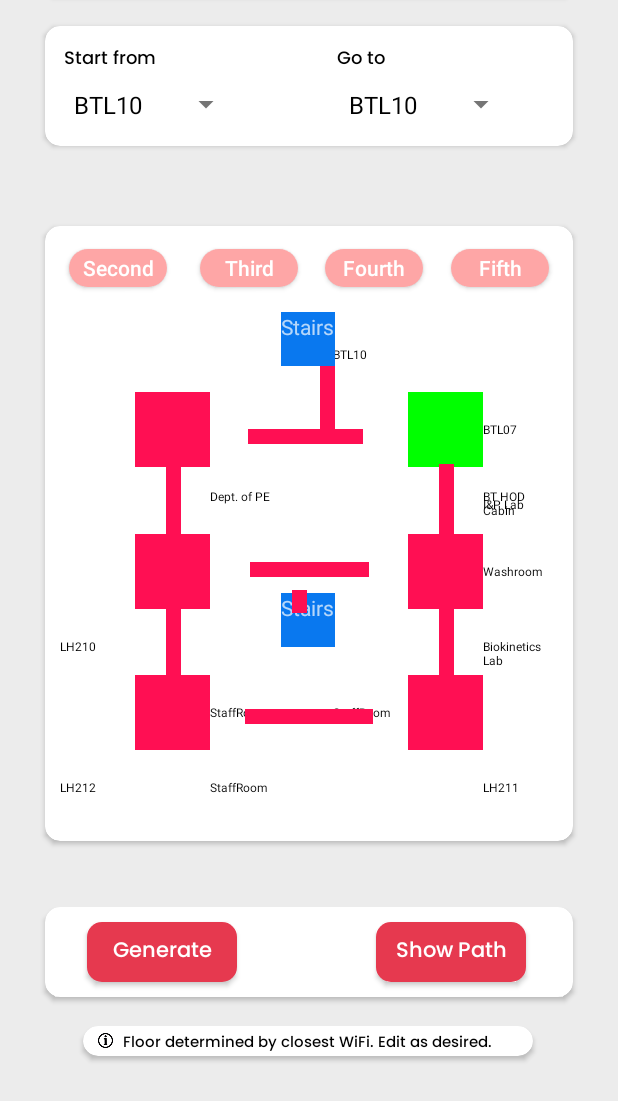
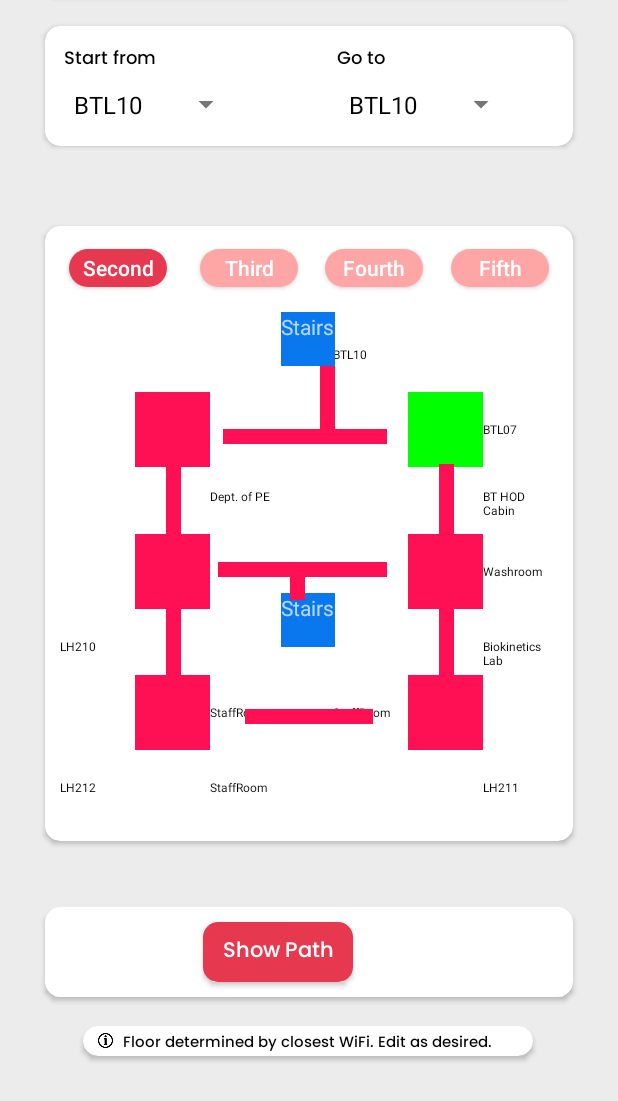
Before and after one commit to nagarajpandith/campus-compass, an Android app: the screen it shows after launch (ExploreActivity), on a phone screen of 412 x 824 dp, the part 135-1236 px from its top. Run offline under Robolectric (Android 15) with nearby library versions, the phone set to English and light mode, and no system bars.

Commit message:
fix: autoselect floor

```diff
--- a/app/src/main/java/com/example/campuscompass/ExploreActivity.java
+++ b/app/src/main/java/com/example/campuscompass/ExploreActivity.java
@@ -59,6 +59,7 @@ public class ExploreActivity extends AppCompatActivity {
 
     Deque<Location> traverse=new LinkedList<Location>();
     Deque<Location> smallest=new LinkedList<Location>();
+    Button[] pills = new Button[4];
 
     @Override
     protected void onCreate(Bundle savedInstanceState) {
@@ -74,7 +75,6 @@ public class ExploreActivity extends AppCompatActivity {
                 startActivity(i);
             }
         });
-        Button[] pills = new Button[4];
         source = findViewById(R.id.source);
         dest = findViewById(R.id.dest);
 
@@ -129,6 +129,10 @@ public class ExploreActivity extends AppCompatActivity {
                     f.setArguments(bundle);
                     replaceFragment(f);
                     CurrentPointer.current=src;
+                    for (int j = 0; j < pills.length; j++) {
+                        pills[j].setBackgroundResource(R.drawable.pill_tab);
+                    }
+                    pills[src.getLevel()-2].setBackgroundResource(R.drawable.selected_pill);
                 }
             }
             @Override
@@ -150,6 +154,10 @@ public class ExploreActivity extends AppCompatActivity {
                     Floor f=new Floor();
                     f.setArguments(bundle);
                     replaceFragment(f);
+                    for (int j = 0; j < pills.length; j++) {
+                            pills[j].setBackgroundResource(R.drawable.pill_tab);
+                    }
+                    pills[src.getLevel()-2].setBackgroundResource(R.drawable.selected_pill);
                     CurrentPointer.current=src;
                 }
             }
@@ -256,11 +264,12 @@ public class ExploreActivity extends AppCompatActivity {
             bundle.putInt("level",curFloor);
             Floor f=new Floor();
             f.setArguments(bundle);
-        wifi_name.setText("Level: "+curFloor);
+            wifi_name.setText("Level: "+curFloor);
             FragmentManager fm = getSupportFragmentManager();
             FragmentTransaction ft = fm.beginTransaction();
             ft.replace(R.id.frame,f);
             ft.commit();
+            pills[selectedLevel-2].setBackgroundResource(R.drawable.selected_pill);
 ////        }
 //        else{
 //            wifi_name.setText("Floor : "+curFloor);
@@ -336,7 +345,7 @@ public class ExploreActivity extends AppCompatActivity {
             Location node1 = new Location("LH212", new ArrayList<String>(Arrays.asList(places[7], "StaffRoom", "StaffRoom")), new ArrayList<Integer>(Arrays.asList(PlacePosition.bottomLeft, PlacePosition.right, PlacePosition.bottomRight)),R.drawable.second1 , 2, false, 0f, null, null, null, null, null);
             Location node2 = new Location("LH211", new ArrayList<String>(Arrays.asList(places[6], "StaffRoom")), new ArrayList<Integer>(Arrays.asList(PlacePosition.bottomRight, PlacePosition.left)),R.drawable.second2, 2, false, 0f, null, null, null, null, null);
             Location node3 = new Location("Washroom", new ArrayList<String>(Arrays.asList(places[4], places[10], "Washroom")), new ArrayList<Integer>(Arrays.asList(PlacePosition.topRight, PlacePosition.bottomRight, PlacePosition.right)), R.drawable.second3, 2, false, 45f, null, null, null, null, null);
-            Location node4 = new Location("BTL07", new ArrayList<String>(Arrays.asList(places[11], places[2], places[3])), new ArrayList<Integer>(Arrays.asList(PlacePosition.bottomRight, PlacePosition.topLeft, PlacePosition.right)), R.drawable.second4, 2, false, 135f, null, null, null, null, null);
+            Location node4 = new Location("BTL07", new ArrayList<String>(Arrays.asList(places[11], places[2], places[3])), new ArrayList<Integer>(Arrays.asList(PlacePosition.right, PlacePosition.topLeft, PlacePosition.right)), R.drawable.second4, 2, false, 135f, null, null, null, null, null);
             Location node5 = new Location("Unknown", new ArrayList<String>(), new ArrayList<Integer>(), R.drawable.second4, 2, false, 0f, null, null, null, null, null);
             Location stairs1 = new Location("Stairs1", new ArrayList<>(), new ArrayList<>(),R.drawable.stairs1, 2, true, 0f, null, null, null, null, null);
             Location stairs2 = new Location("Stairs2", new ArrayList<>(), new ArrayList<>(), R.drawable.stairs2, 2, true, 0f, null, null, null, null, null);
--- a/app/src/main/res/layout/activity_explore.xml
+++ b/app/src/main/res/layout/activity_explore.xml
@@ -291,23 +291,6 @@
             android:layout_height="60dp">
 
             <Button
-                android:id="@+id/generate"
-                android:layout_width="100dp"
-                android:layout_height="40dp"
-                android:background="@drawable/rounded_corner"
-                android:backgroundTint="#E6394F"
-                android:capitalize="none"
-                android:fontFamily="@font/font1"
-                android:text="Generate"
-                android:textAllCaps="false"
-                android:textColor="#FFFFFF"
-                app:layout_constraintBottom_toBottomOf="parent"
-                app:layout_constraintEnd_toEndOf="parent"
-                app:layout_constraintHorizontal_bias="0.111"
-                app:layout_constraintStart_toStartOf="parent"
-                app:layout_constraintTop_toTopOf="parent" />
-
-            <Button
                 android:id="@+id/showPath"
                 android:layout_width="100dp"
                 android:layout_height="40dp"
@@ -319,7 +302,7 @@
                 android:textAllCaps="false"
                 app:layout_constraintBottom_toBottomOf="parent"
                 app:layout_constraintEnd_toEndOf="parent"
-                app:layout_constraintHorizontal_bias="0.876"
+                app:layout_constraintHorizontal_bias="0.418"
                 app:layout_constraintStart_toStartOf="parent"
                 app:layout_constraintTop_toTopOf="parent" />
         </androidx.constraintlayout.widget.ConstraintLayout>
--- a/app/src/main/res/layout/fragment_floor.xml
+++ b/app/src/main/res/layout/fragment_floor.xml
@@ -188,10 +188,9 @@
                 android:id="@+id/rightNode1"
                 android:layout_width="50dp"
                 android:layout_height="50dp"
+                android:gravity="center_vertical"
                 android:textColor="@color/black"
-                android:textSize="8sp"
-                android:gravity="center_vertical"
-                />
+                android:textSize="8sp" />
         </TableRow>
 
         <TableRow
@@ -687,26 +686,26 @@
 
     <View
         android:id="@+id/line5s"
-        android:layout_width="55dp"
+        android:layout_width="70dp"
         android:layout_height="10dp"
         android:layout_marginTop="48dp"
         android:background="#FF0F53"
         app:layout_constraintBottom_toBottomOf="@id/Table5"
         app:layout_constraintEnd_toEndOf="@+id/Table4"
-        app:layout_constraintHorizontal_bias="0.453"
+        app:layout_constraintHorizontal_bias="0.414"
         app:layout_constraintStart_toStartOf="@id/Table5"
         app:layout_constraintTop_toTopOf="@+id/Table4"
         app:layout_constraintVertical_bias="0.293" />
 
     <View
         android:id="@+id/line4s"
-        android:layout_width="30dp"
+        android:layout_width="50dp"
         android:layout_height="10dp"
         android:layout_marginTop="48dp"
         android:background="#FF0F53"
         app:layout_constraintBottom_toBottomOf="@id/Table5"
         app:layout_constraintEnd_toEndOf="@+id/Table4"
-        app:layout_constraintHorizontal_bias="0.266"
+        app:layout_constraintHorizontal_bias="0.341"
         app:layout_constraintStart_toStartOf="@+id/line5s"
         app:layout_constraintTop_toTopOf="@+id/Table4"
         app:layout_constraintVertical_bias="0.293" />
@@ -751,13 +750,12 @@
         android:id="@+id/linestairs2"
         android:layout_width="10dp"
         android:layout_height="15dp"
-        android:layout_marginTop="87dp"
         android:background="#FF0F53"
         app:layout_constraintBottom_toBottomOf="@+id/stairs1"
         app:layout_constraintEnd_toStartOf="@+id/Table3"
-        app:layout_constraintHorizontal_bias="0.307"
+        app:layout_constraintHorizontal_bias="0.25"
         app:layout_constraintStart_toStartOf="@+id/stairs1"
-        app:layout_constraintTop_toTopOf="@+id/Table3"
+        app:layout_constraintTop_toBottomOf="@+id/line0s"
         app:layout_constraintVertical_bias="0.0" />
 
     <View
@@ -788,24 +786,24 @@
 
     <View
         android:id="@+id/line0s"
-        android:layout_width="40dp"
+        android:layout_width="70dp"
         android:layout_height="10dp"
         android:background="#FF0F53"
         app:layout_constraintBottom_toBottomOf="@+id/Table0"
         app:layout_constraintEnd_toEndOf="@+id/Table3"
-        app:layout_constraintHorizontal_bias="0.433"
+        app:layout_constraintHorizontal_bias="0.401"
         app:layout_constraintStart_toStartOf="@+id/Table0"
         app:layout_constraintTop_toTopOf="@+id/Table3"
         app:layout_constraintVertical_bias="0.492" />
 
     <View
         android:id="@+id/line3s"
-        android:layout_width="45dp"
+        android:layout_width="55dp"
         android:layout_height="10dp"
         android:background="#FF0F53"
         app:layout_constraintBottom_toBottomOf="@+id/Table0"
         app:layout_constraintEnd_toEndOf="@+id/Table3"
-        app:layout_constraintHorizontal_bias="0.56"
+        app:layout_constraintHorizontal_bias="0.589"
         app:layout_constraintStart_toStartOf="@+id/Table0"
         app:layout_constraintTop_toTopOf="@+id/Table3"
         app:layout_constraintVertical_bias="0.492" />
```
